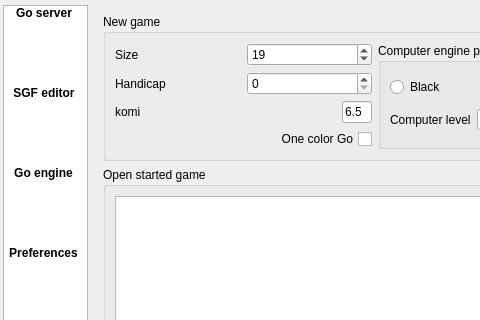
Old version of the form src/mainwindow.ui in the repository iamsyt/qgo; both pictures show x 0 to 480 and y 0 to 320 of the 959 by 652 pixel window.
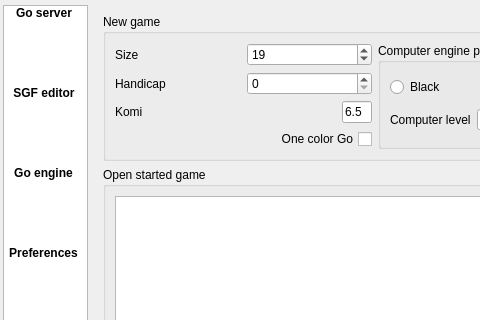
New version of the form. The open tabs and pages were chosen to show the change. Icons and pictures are not drawn. Custom widgets are drawn as their Qt base class.

Commit message: label capitalization

Diff of the .ui file:
```diff
--- a/src/mainwindow.ui
+++ b/src/mainwindow.ui
@@ -1458,7 +1458,7 @@
                <item>
                 <widget class="QLabel" name="label_6" >
                  <property name="text" >
-                  <string>komi</string>
+                  <string>Komi</string>
                  </property>
                 </widget>
                </item>
```
